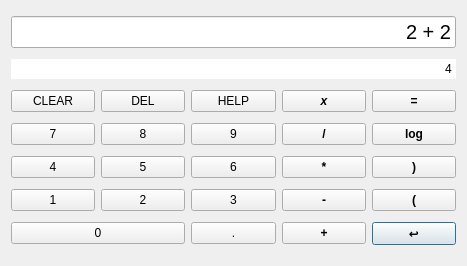
The window that src/qsimplecalc/frontend/MainWindow.ui (paglian/QSimpleCalc) describes before a commit, drawn with Qt 5.
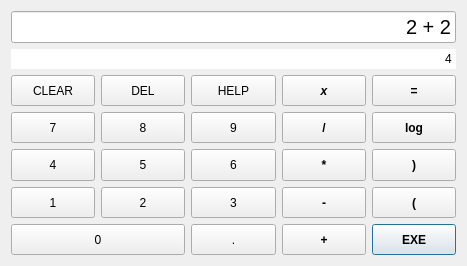
The same window after the commit.

Commit message: Changed size policy of buttons. Changed text of button.

```diff
--- a/src/qsimplecalc/frontend/MainWindow.ui
+++ b/src/qsimplecalc/frontend/MainWindow.ui
@@ -39,6 +39,12 @@
     </item>
     <item row="5" column="1">
      <widget class="QPushButton" name="delButton">
+      <property name="sizePolicy">
+       <sizepolicy hsizetype="Minimum" vsizetype="Minimum">
+        <horstretch>0</horstretch>
+        <verstretch>0</verstretch>
+       </sizepolicy>
+      </property>
       <property name="focusPolicy">
        <enum>Qt::NoFocus</enum>
       </property>
@@ -49,6 +55,12 @@
     </item>
     <item row="10" column="3">
      <widget class="QPushButton" name="addButton">
+      <property name="sizePolicy">
+       <sizepolicy hsizetype="Minimum" vsizetype="Minimum">
+        <horstretch>0</horstretch>
+        <verstretch>0</verstretch>
+       </sizepolicy>
+      </property>
       <property name="font">
        <font>
         <weight>75</weight>
@@ -68,6 +80,12 @@
     </item>
     <item row="8" column="4">
      <widget class="QPushButton" name="oParButton">
+      <property name="sizePolicy">
+       <sizepolicy hsizetype="Minimum" vsizetype="Minimum">
+        <horstretch>0</horstretch>
+        <verstretch>0</verstretch>
+       </sizepolicy>
+      </property>
       <property name="font">
        <font>
         <weight>75</weight>
@@ -87,6 +105,12 @@
     </item>
     <item row="6" column="3">
      <widget class="QPushButton" name="divButton">
+      <property name="sizePolicy">
+       <sizepolicy hsizetype="Minimum" vsizetype="Minimum">
+        <horstretch>0</horstretch>
+        <verstretch>0</verstretch>
+       </sizepolicy>
+      </property>
       <property name="font">
        <font>
         <weight>75</weight>
@@ -106,6 +130,12 @@
     </item>
     <item row="5" column="4">
      <widget class="QPushButton" name="eqButton">
+      <property name="sizePolicy">
+       <sizepolicy hsizetype="Minimum" vsizetype="Minimum">
+        <horstretch>0</horstretch>
+        <verstretch>0</verstretch>
+       </sizepolicy>
+      </property>
       <property name="font">
        <font>
         <weight>75</weight>
@@ -125,6 +155,12 @@
     </item>
     <item row="10" column="0" colspan="2">
      <widget class="QPushButton" name="n0Button">
+      <property name="sizePolicy">
+       <sizepolicy hsizetype="Minimum" vsizetype="Minimum">
+        <horstretch>0</horstretch>
+        <verstretch>0</verstretch>
+       </sizepolicy>
+      </property>
       <property name="focusPolicy">
        <enum>Qt::NoFocus</enum>
       </property>
@@ -135,6 +171,12 @@
     </item>
     <item row="8" column="3">
      <widget class="QPushButton" name="subsButton">
+      <property name="sizePolicy">
+       <sizepolicy hsizetype="Minimum" vsizetype="Minimum">
+        <horstretch>0</horstretch>
+        <verstretch>0</verstretch>
+       </sizepolicy>
+      </property>
       <property name="font">
        <font>
         <weight>75</weight>
@@ -154,6 +196,12 @@
     </item>
     <item row="6" column="4">
      <widget class="QPushButton" name="logButton">
+      <property name="sizePolicy">
+       <sizepolicy hsizetype="Minimum" vsizetype="Minimum">
+        <horstretch>0</horstretch>
+        <verstretch>0</verstretch>
+       </sizepolicy>
+      </property>
       <property name="font">
        <font>
         <weight>75</weight>
@@ -173,6 +221,12 @@
     </item>
     <item row="6" column="2">
      <widget class="QPushButton" name="n9Button">
+      <property name="sizePolicy">
+       <sizepolicy hsizetype="Minimum" vsizetype="Minimum">
+        <horstretch>0</horstretch>
+        <verstretch>0</verstretch>
+       </sizepolicy>
+      </property>
       <property name="focusPolicy">
        <enum>Qt::NoFocus</enum>
       </property>
@@ -183,6 +237,12 @@
     </item>
     <item row="5" column="0">
      <widget class="QPushButton" name="clButton">
+      <property name="sizePolicy">
+       <sizepolicy hsizetype="Minimum" vsizetype="Minimum">
+        <horstretch>0</horstretch>
+        <verstretch>0</verstretch>
+       </sizepolicy>
+      </property>
       <property name="focusPolicy">
        <enum>Qt::NoFocus</enum>
       </property>
@@ -208,6 +268,12 @@
     </item>
     <item row="10" column="2">
      <widget class="QPushButton" name="dotButton">
+      <property name="sizePolicy">
+       <sizepolicy hsizetype="Minimum" vsizetype="Minimum">
+        <horstretch>0</horstretch>
+        <verstretch>0</verstretch>
+       </sizepolicy>
+      </property>
       <property name="focusPolicy">
        <enum>Qt::NoFocus</enum>
       </property>
@@ -218,6 +284,12 @@
     </item>
     <item row="6" column="0">
      <widget class="QPushButton" name="n7Button">
+      <property name="sizePolicy">
+       <sizepolicy hsizetype="Minimum" vsizetype="Minimum">
+        <horstretch>0</horstretch>
+        <verstretch>0</verstretch>
+       </sizepolicy>
+      </property>
       <property name="focusPolicy">
        <enum>Qt::NoFocus</enum>
       </property>
@@ -228,6 +300,12 @@
     </item>
     <item row="7" column="0">
      <widget class="QPushButton" name="n4Button">
+      <property name="sizePolicy">
+       <sizepolicy hsizetype="Minimum" vsizetype="Minimum">
+        <horstretch>0</horstretch>
+        <verstretch>0</verstretch>
+       </sizepolicy>
+      </property>
       <property name="focusPolicy">
        <enum>Qt::NoFocus</enum>
       </property>
@@ -238,6 +316,12 @@
     </item>
     <item row="5" column="2">
      <widget class="QPushButton" name="helpButton">
+      <property name="sizePolicy">
+       <sizepolicy hsizetype="Minimum" vsizetype="Minimum">
+        <horstretch>0</horstretch>
+        <verstretch>0</verstretch>
+       </sizepolicy>
+      </property>
       <property name="focusPolicy">
        <enum>Qt::NoFocus</enum>
       </property>
@@ -251,6 +335,12 @@
     </item>
     <item row="8" column="0">
      <widget class="QPushButton" name="n1Button">
+      <property name="sizePolicy">
+       <sizepolicy hsizetype="Minimum" vsizetype="Minimum">
+        <horstretch>0</horstretch>
+        <verstretch>0</verstretch>
+       </sizepolicy>
+      </property>
       <property name="focusPolicy">
        <enum>Qt::NoFocus</enum>
       </property>
@@ -261,6 +351,12 @@
     </item>
     <item row="8" column="2">
      <widget class="QPushButton" name="n3Button">
+      <property name="sizePolicy">
+       <sizepolicy hsizetype="Minimum" vsizetype="Minimum">
+        <horstretch>0</horstretch>
+        <verstretch>0</verstretch>
+       </sizepolicy>
+      </property>
       <property name="focusPolicy">
        <enum>Qt::NoFocus</enum>
       </property>
@@ -271,6 +367,12 @@
     </item>
     <item row="7" column="3">
      <widget class="QPushButton" name="multButton">
+      <property name="sizePolicy">
+       <sizepolicy hsizetype="Minimum" vsizetype="Minimum">
+        <horstretch>0</horstretch>
+        <verstretch>0</verstretch>
+       </sizepolicy>
+      </property>
       <property name="font">
        <font>
         <weight>75</weight>
@@ -290,6 +392,12 @@
     </item>
     <item row="7" column="4">
      <widget class="QPushButton" name="cParButton">
+      <property name="sizePolicy">
+       <sizepolicy hsizetype="Minimum" vsizetype="Minimum">
+        <horstretch>0</horstretch>
+        <verstretch>0</verstretch>
+       </sizepolicy>
+      </property>
       <property name="font">
        <font>
         <weight>75</weight>
@@ -309,6 +417,12 @@
     </item>
     <item row="7" column="1">
      <widget class="QPushButton" name="n5Button">
+      <property name="sizePolicy">
+       <sizepolicy hsizetype="Minimum" vsizetype="Minimum">
+        <horstretch>0</horstretch>
+        <verstretch>0</verstretch>
+       </sizepolicy>
+      </property>
       <property name="focusPolicy">
        <enum>Qt::NoFocus</enum>
       </property>
@@ -319,6 +433,12 @@
     </item>
     <item row="5" column="3">
      <widget class="QPushButton" name="xButton">
+      <property name="sizePolicy">
+       <sizepolicy hsizetype="Minimum" vsizetype="Minimum">
+        <horstretch>0</horstretch>
+        <verstretch>0</verstretch>
+       </sizepolicy>
+      </property>
       <property name="font">
        <font>
         <weight>75</weight>
@@ -339,6 +459,12 @@
     </item>
     <item row="6" column="1">
      <widget class="QPushButton" name="n8Button">
+      <property name="sizePolicy">
+       <sizepolicy hsizetype="Minimum" vsizetype="Minimum">
+        <horstretch>0</horstretch>
+        <verstretch>0</verstretch>
+       </sizepolicy>
+      </property>
       <property name="focusPolicy">
        <enum>Qt::NoFocus</enum>
       </property>
@@ -349,6 +475,12 @@
     </item>
     <item row="7" column="2">
      <widget class="QPushButton" name="n6Button">
+      <property name="sizePolicy">
+       <sizepolicy hsizetype="Minimum" vsizetype="Minimum">
+        <horstretch>0</horstretch>
+        <verstretch>0</verstretch>
+       </sizepolicy>
+      </property>
       <property name="focusPolicy">
        <enum>Qt::NoFocus</enum>
       </property>
@@ -359,6 +491,12 @@
     </item>
     <item row="8" column="1">
      <widget class="QPushButton" name="n2Button">
+      <property name="sizePolicy">
+       <sizepolicy hsizetype="Minimum" vsizetype="Minimum">
+        <horstretch>0</horstretch>
+        <verstretch>0</verstretch>
+       </sizepolicy>
+      </property>
       <property name="focusPolicy">
        <enum>Qt::NoFocus</enum>
       </property>
@@ -369,6 +507,12 @@
     </item>
     <item row="10" column="4">
      <widget class="QPushButton" name="exeButton">
+      <property name="sizePolicy">
+       <sizepolicy hsizetype="Minimum" vsizetype="Minimum">
+        <horstretch>0</horstretch>
+        <verstretch>0</verstretch>
+       </sizepolicy>
+      </property>
       <property name="font">
        <font>
         <weight>75</weight>
@@ -379,7 +523,7 @@
        <enum>Qt::NoFocus</enum>
       </property>
       <property name="text">
-       <string>↩</string>
+       <string>EXE</string>
       </property>
       <property name="default">
        <bool>true</bool>
```
Left out of the diff: 3 changed lines with no effect on the pictures.
